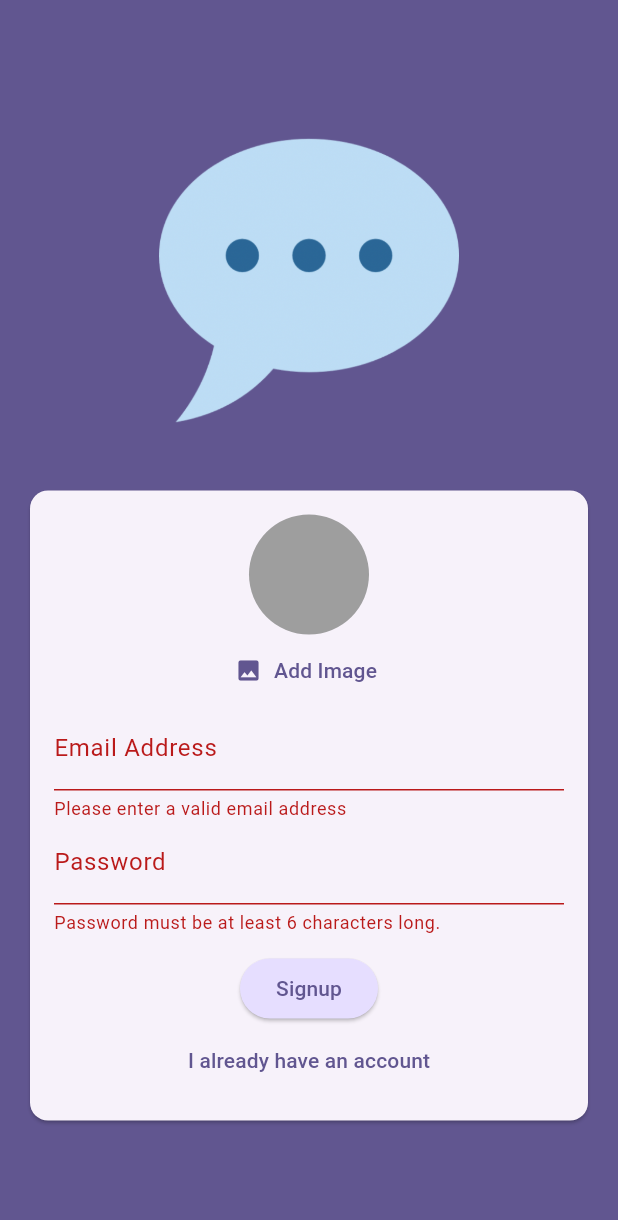
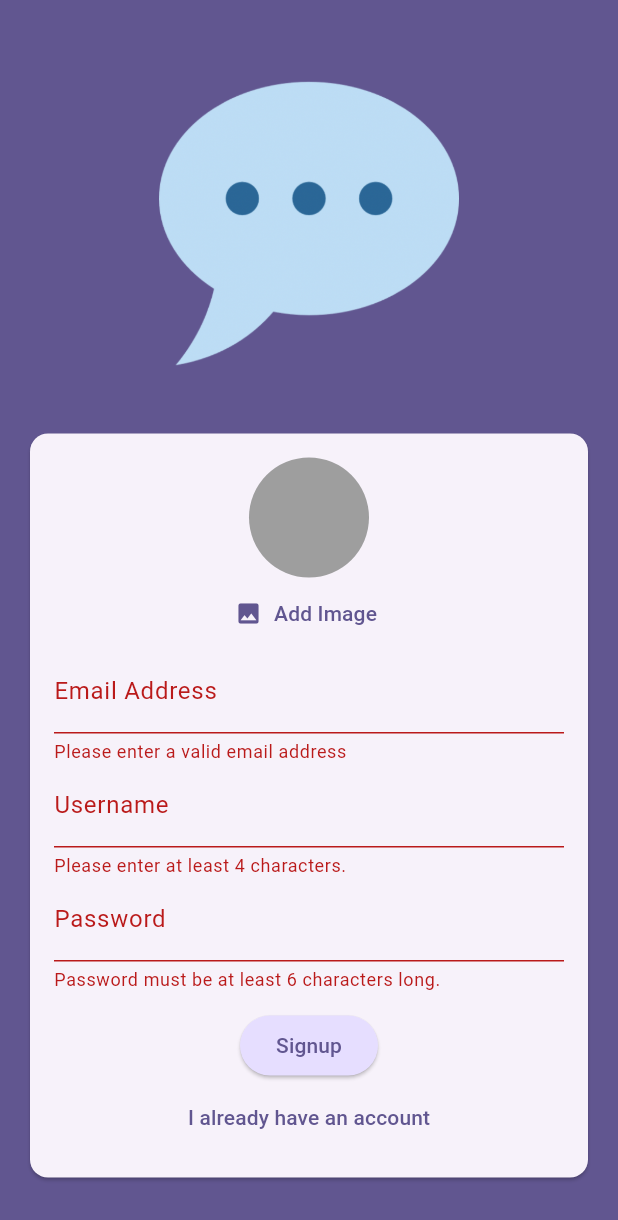
Before and after one commit to m0rb1u5/chat-app, a Flutter app: the screen it shows after launch, after a tap on "Login", after a tap on "Create an account", after a tap on "Signup", on a phone screen of 412 x 824 dp. Shown: the top 1220 px of the screen. Run offline on Flutter 3.47's test engine with Material 3 defaults, Android fonts, the phone set to English and light mode, and no system bars; our stand-ins replace cloud_firestore, firebase_auth, firebase_core, firebase_storage, image_picker; accounts and stored records are empty; generated files the repository leaves out were written again.

Commit message:
291. Storing a Username

```diff
--- a/lib/screens/auth.dart
+++ b/lib/screens/auth.dart
@@ -20,6 +20,7 @@ class _AuthScreenState extends State<AuthScreen> {
 
   bool _isLogin = true;
   var _enteredEmail = '';
+  var _enteredUsername = '';
   var _enteredPassword = '';
   File? _selectedImage;
   bool _isAuthenticating = false;
@@ -61,7 +62,7 @@ class _AuthScreenState extends State<AuthScreen> {
             .doc(userCredentials.user?.uid)
             .set(
           {
-            'username': 'to be done...',
+            'username': _enteredUsername,
             'email1': _enteredEmail,
             'image_url1': imageUrl,
           },
@@ -143,6 +144,24 @@ class _AuthScreenState extends State<AuthScreen> {
                               _enteredEmail = newValue!;
                             },
                           ),
+                          if (!_isLogin)
+                            TextFormField(
+                              decoration: const InputDecoration(
+                                labelText: 'Username',
+                              ),
+                              enableSuggestions: false,
+                              validator: (value) {
+                                if (value == null ||
+                                    value.trim().isEmpty ||
+                                    value.trim().length < 4) {
+                                  return 'Please enter at least 4 characters.';
+                                }
+                                return null;
+                              },
+                              onSaved: (newValue) {
+                                _enteredUsername = newValue!;
+                              },
+                            ),
                           TextFormField(
                             decoration: const InputDecoration(
                               labelText: 'Password',
```
